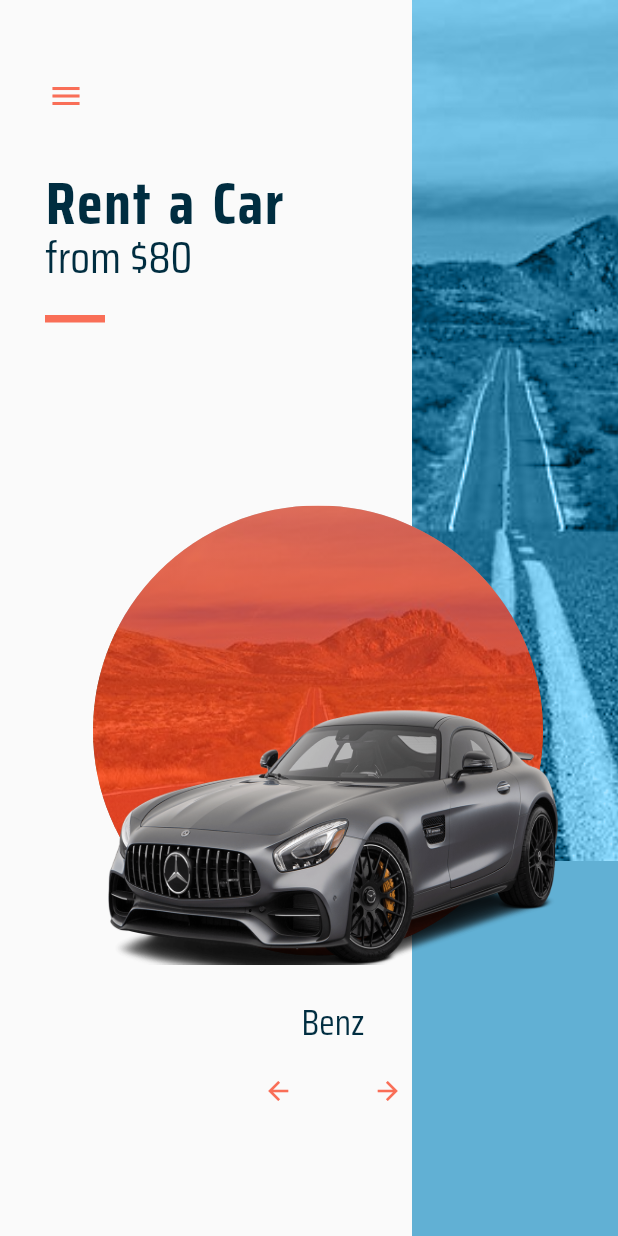
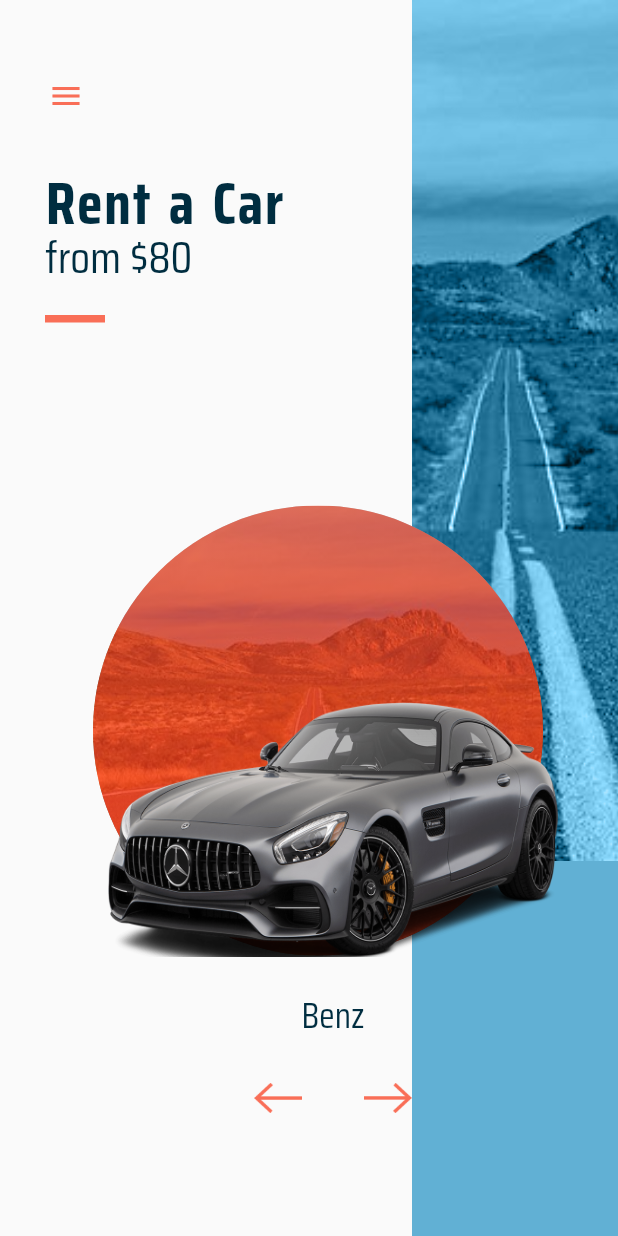
Before and after one commit to Kriss-Kross33/car_rental, a Flutter app: the screen it shows after launch, on a phone screen of 412 x 824 dp. Run offline on Flutter 3.47's test engine with Material 2 defaults, Android fonts, the light colour scheme and no system bars; our stand-ins replace bloc, equatable, flutter_bloc, get_it.

Commit message:
tyle: resize and apply primary color to directional arrows

```diff
--- a/lib/src/features/home/common/car_widget/car_page_view_widget.dart
+++ b/lib/src/features/home/common/car_widget/car_page_view_widget.dart
@@ -1,3 +1,4 @@
+import 'package:car_rental/src/core/constants/asset_consts.dart';
 import 'package:car_rental/src/core/models/car_model.dart';
 import 'package:car_rental/src/core/service_locator/service_locator.dart';
 import 'package:car_rental/src/features/home/common/widgets.dart';
@@ -39,9 +40,9 @@ class _CarPageViewWidgetState extends State<CarPageViewWidget> {
         mainAxisSize: MainAxisSize.min,
         children: [
           ResponsiveContainer(
-            phoneSize: Size(380, 230),
-            tabletSize: Size(750, 350),
-            desktopSize: Size(750, 350),
+            phoneSize: const Size(380, 230),
+            tabletSize: const Size(750, 350),
+            desktopSize: const Size(750, 370),
             child: Center(
               child: PageView.builder(
                 // physics: NeverScrollableScrollPhysics(),
@@ -63,6 +64,9 @@ class _CarPageViewWidgetState extends State<CarPageViewWidget> {
               ),
             ),
           ),
+          const SizedBox(
+            height: 10,
+          ),
           Row(
             mainAxisSize: MainAxisSize.min,
             children: [
@@ -73,15 +77,18 @@ class _CarPageViewWidgetState extends State<CarPageViewWidget> {
                   //       .onPreviousPressed(_controller.page!.toInt());
                   // }
                   _controller.previousPage(
-                      duration: Duration(milliseconds: 500),
+                      duration: const Duration(milliseconds: 500),
                       curve: Curves.easeIn);
                 },
-                icon: Icon(
-                  Icons.arrow_back,
-                  size: 20,
+                icon: Image.asset(
+                  AssetConsts.left_arrow,
+                  width: 100,
+                  height: 20,
+                  fit: BoxFit.fill,
+                  color: Theme.of(context).colorScheme.secondary,
                 ),
               ),
-              SizedBox(
+              const SizedBox(
                 width: 25,
               ),
               IconButton(
@@ -90,12 +97,15 @@ class _CarPageViewWidgetState extends State<CarPageViewWidget> {
                   //   _carShowcaseCubit.onNextPressed(_controller.page!.toInt());
                   // }
                   _controller.nextPage(
-                      duration: Duration(milliseconds: 500),
+                      duration: const Duration(milliseconds: 500),
                       curve: Curves.easeIn);
                 },
-                icon: Icon(
-                  Icons.arrow_forward,
-                  size: 20,
+                icon: Image.asset(
+                  AssetConsts.right_arrow,
+                  width: 100,
+                  height: 20,
+                  fit: BoxFit.fill,
+                  color: Theme.of(context).colorScheme.secondary,
                 ),
               ),
             ],
```
